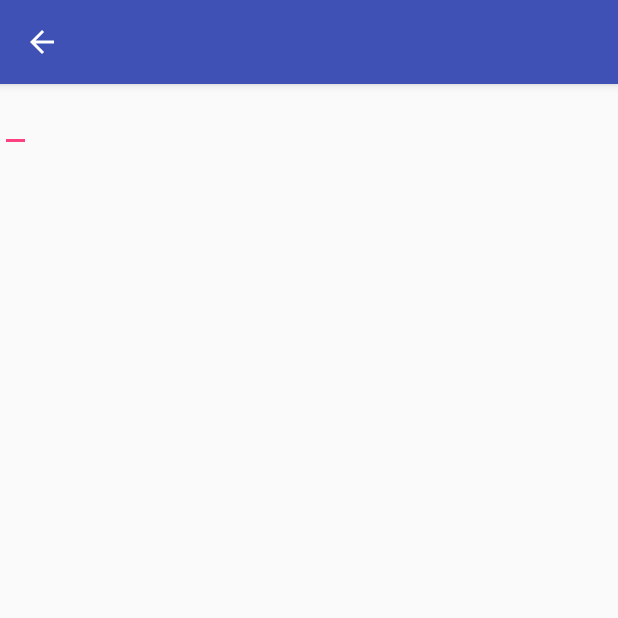
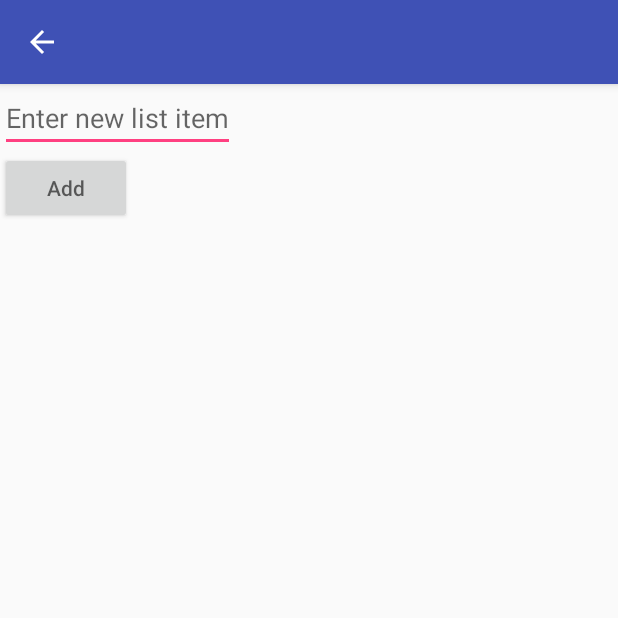
Before and after one commit to jamessct/2DewProject2, an Android app: the IndividualList screen opened directly, with no data from a screen before it, on a phone screen of 412 x 824 dp, the top half of it. Run offline under Robolectric (Android 15) with nearby library versions, the phone set to English and light mode, and no system bars.

Commit message:
individual entry class added

```diff
--- a/app/src/main/AndroidManifest.xml
+++ b/app/src/main/AndroidManifest.xml
@@ -23,7 +23,7 @@
         <activity
             android:name=".ViewLists"
             android:label="Add a new item"
-            android:parentActivityName=".MainActivity" />
+            android:parentActivityName=".CreateEntry" />
         <activity
             android:name=".About"
             android:label="Everything you need to know about 2dew"
@@ -31,7 +31,7 @@
         <activity
             android:name=".IndividualList"
             android:label=""
-            android:parentActivityName=".MainActivity" />
+            android:parentActivityName=".ViewLists" />
 
     </application>
 </manifest>
--- a/app/src/main/java/com/example/user/todolist/IndividualList.java
+++ b/app/src/main/java/com/example/user/todolist/IndividualList.java
@@ -4,6 +4,7 @@ import android.content.Context;
 import android.database.sqlite.SQLiteDatabase;
 import android.os.Bundle;
 import android.support.v7.app.AppCompatActivity;
+import android.view.View;
 import android.widget.Button;
 import android.widget.EditText;
 import android.widget.Toast;
@@ -24,6 +25,20 @@ public class IndividualList extends AppCompatActivity {
         setContentView(R.layout.individual_list);
 
         createDatabase();
+
+        mSubmitEntryButton = (Button) findViewById(R.id.submit_list_button);
+        mNewEntryInput = (EditText) findViewById(R.id.new_list_input);
+
+
+
+        mSubmitEntryButton.setOnClickListener(new View.OnClickListener() {
+            public void onClick(View view) {
+                if (view == mSubmitEntryButton) {
+                    insertIntoDB();
+
+                }
+            }
+        });
     }
 
     protected void createDatabase() {
@@ -32,13 +47,13 @@ public class IndividualList extends AppCompatActivity {
     }
 
     protected void insertIntoDB(){
-        String name = mNewEntryInput.getText().toString().trim();
-        if(name.equals("")){
+        String item = mNewEntryInput.getText().toString().trim();
+        if(item.equals("")){
             Toast.makeText(getApplicationContext(), "Cannot add blank lists", Toast.LENGTH_LONG).show();
             return;
         }
 
-        String query = "INSERT INTO lists (name) VALUES('"+name+"');";
+        String query = "INSERT INTO lists (item) VALUES('" + item +"');";
         db.execSQL(query);
         Toast.makeText(getApplicationContext(),"Got it ;)", Toast.LENGTH_LONG).show();
     }
--- a/app/src/main/res/layout/individual_list.xml
+++ b/app/src/main/res/layout/individual_list.xml
@@ -4,7 +4,15 @@
     android:layout_height="match_parent">
 
     <EditText
+        android:id="@+id/new_entry_input"
         android:layout_width="wrap_content"
-        android:layout_height="wrap_content" />
+        android:layout_height="wrap_content"
+        android:hint="Enter new list item"/>
+
+    <Button
+        android:id="@+id/submit_list_button"
+        android:layout_width="wrap_content"
+        android:layout_height="wrap_content"
+        android:hint="Add"/>
 
 </LinearLayout>
--- a/app/src/main/res/layout/view_list.xml
+++ b/app/src/main/res/layout/view_list.xml
@@ -63,6 +63,7 @@
 
     <Button
         android:id="@+id/btnAdd"
+        android:text="View List"
         android:layout_width="wrap_content"
         android:layout_height="wrap_content"/>
 
```
Also changed, not shown: app/src/main/java/com/example/user/todolist/ViewLists.java (+11 -0 lines).
